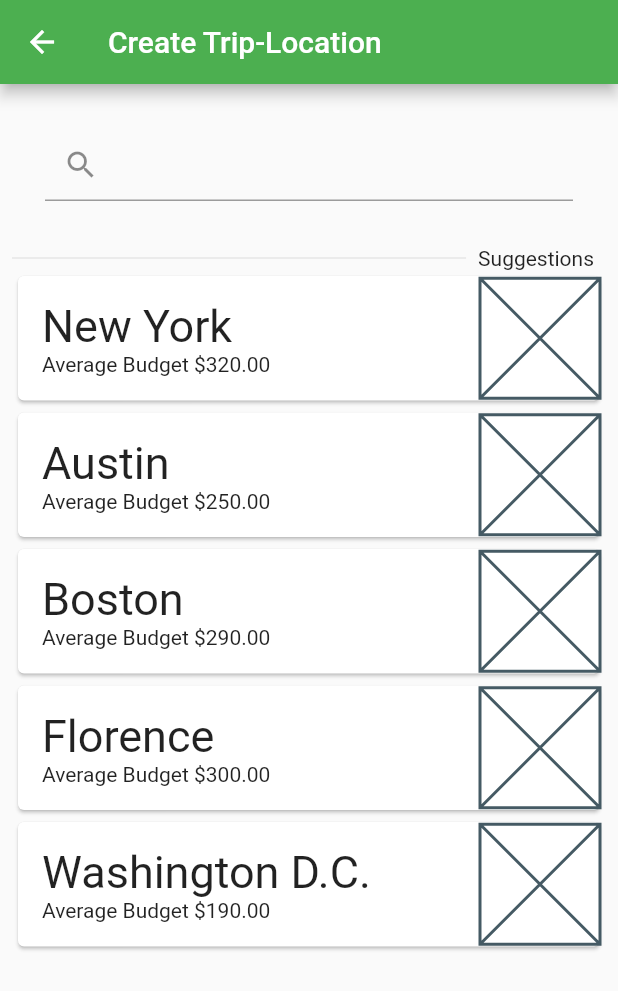
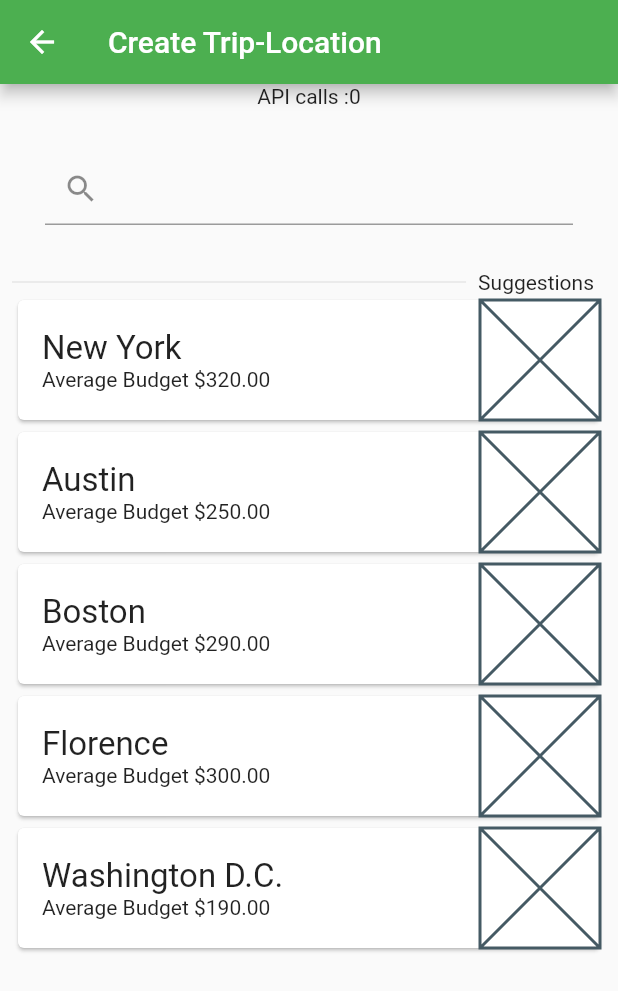
Before and after one commit to jagadeeshpodilapu/travel_budget, a Flutter app: the NewTripLocationView screen opened directly with empty values, on a phone screen of 412 x 824 dp. Shown: the top 991 px of the screen. Run offline on Flutter 3.47's test engine with Material 2 defaults, Android fonts, the phone set to English and light mode, and no system bars; drawn by our look-alikes of auto_size_text; our stand-ins replace auth_buttons, cloud_firestore, dio, firebase_auth, firebase_core, flutter_spinkit and 1 more; missing offline and left inert: date_range_picker; accounts and stored records are empty.

Commit message:
Wc search and places functionality

```diff
--- /dev/null
+++ b/lib/credentials.dart
@@ -0,0 +1 @@
+const PLACES_API_KEY = "AIzaSyB8bjzn3E9oZ2HPVZZSmGiYlVv8jY9Uazo";
--- a/lib/models/place.dart
+++ b/lib/models/place.dart
@@ -4,3 +4,6 @@ class Place {
 
   Place(this.name, this.averageBudget);
 }
+
+/*
+AIzaSyB8bjzn3E9oZ2HPVZZSmGiYlVv8jY9Uazo*/
--- a/lib/views/new_trips/location_view.dart
+++ b/lib/views/new_trips/location_view.dart
@@ -1,26 +1,96 @@
+import 'dart:async';
+
+import 'package:auto_size_text/auto_size_text.dart';
+import 'package:dio/dio.dart';
 import 'package:flutter/material.dart';
+import 'package:travel_budget/credentials.dart';
 import 'package:travel_budget/models/place.dart';
 import 'package:travel_budget/models/trip_model.dart';
 
 import 'date_view.dart';
 
-class NewTripLocationView extends StatelessWidget {
+class NewTripLocationView extends StatefulWidget {
   final Trip trip;
 
   NewTripLocationView({Key key, @required this.trip}) : super(key: key);
 
-  final List<Place> _placesList = [
+  @override
+  _NewTripLocationViewState createState() => _NewTripLocationViewState();
+}
+
+class _NewTripLocationViewState extends State<NewTripLocationView> {
+  String _heading;
+  List<Place> _placesList;
+  List<Place> _suggestionList = [
     Place("New York", 320.00),
     Place("Austin", 250.00),
     Place("Boston", 290.00),
     Place("Florence", 300.00),
     Place("Washington D.C.", 190.00),
   ];
+  int _calls = 0;
+  TextEditingController _searchController = TextEditingController();
+  Timer _throttle;
+
+  @override
+  void initState() {
+    _heading = "Suggestions";
+    _placesList = _suggestionList;
+    _searchController.addListener(() {
+      _onSearchChanged();
+    });
+    super.initState();
+  }
+
+  _onSearchChanged() {
+    if (_throttle?.isActive ?? false) _throttle.cancel();
+    _throttle = Timer(Duration(microseconds: 300), () {
+      getLocationResults(_searchController.text);
+    });
+  }
+
+  void getLocationResults(String input) async {
+    if (input.isEmpty) {
+      setState(() {
+        _heading = 'Suggestions';
+      });
+      return;
+    }
+    String baseUrl =
+        "https://maps.googleapis.com/maps/api/place/autocomplete/json";
+    String type = '(regions)';
+    //TODO Add session token
+    String request = '$baseUrl?input=$input&key=$PLACES_API_KEY&type=$type';
+    Response response = await Dio().get(request);
+    final predictions = response.data['predictions'];
+
+    List<Place> _displayResults = [];
+
+    for (var i = 0; i < predictions.length; i++) {
+      String name = predictions[i]['description'];
+      //TODO figure out the budget
+      double averageBudget = 200.0;
+      _displayResults.add(Place(name, averageBudget));
+    }
+
+    setState(() {
+      _heading = "Results";
+      _suggestionList = _displayResults;
+      _calls++;
+    });
+  }
+
+  @override
+  void dispose() {
+    _searchController.removeListener(() {
+      _onSearchChanged();
+      _searchController.dispose();
+    });
+    super.dispose();
+  }
 
   @override
   Widget build(BuildContext context) {
-    TextEditingController _titleController = TextEditingController();
-    _titleController.text = trip.title;
     return Scaffold(
       appBar: AppBar(
         title: Text("Create Trip-Location"),
@@ -28,19 +98,23 @@ class NewTripLocationView extends StatelessWidget {
       body: Center(
         child: Column(
           children: [
+            Text("API calls :$_calls"),
             Padding(
               padding: const EdgeInsets.all(30.0),
               child: TextField(
-                controller: _titleController,
+                controller: _searchController,
                 decoration: InputDecoration(
                   prefixIcon: Icon(Icons.search),
                 ),
+                /*  onChanged: (text) {
+                  getLocationResults(text);
+                },*/
               ),
             ),
             Padding(
               padding: const EdgeInsets.only(left: 8.0, right: 8.0),
               child: DividerWithText(
-                dividerText: "Suggestions",
+                dividerText: _heading,
               ),
             ),
             Expanded(
@@ -77,8 +151,11 @@ class NewTripLocationView extends StatelessWidget {
                         children: <Widget>[
                           Row(
                             children: <Widget>[
-                              Text(_placesList[index].name,
-                                  style: TextStyle(fontSize: 30.0)),
+                              Flexible(
+                                child: AutoSizeText(_placesList[index].name,
+                                    maxLines: 3,
+                                    style: TextStyle(fontSize: 22.0)),
+                              ),
                             ],
                           ),
                           Row(
@@ -102,13 +179,13 @@ class NewTripLocationView extends StatelessWidget {
                 ],
               ),
               onTap: () {
-                trip.title = _placesList[index].name;
+                widget.trip.title = _placesList[index].name;
                 // TODO maybe pass the trip average budget through here too...
                 // that would need to be added to the Trip object
                 Navigator.push(
                   context,
                   MaterialPageRoute(
-                      builder: (context) => NewTripDateView(trip: trip)),
+                      builder: (context) => NewTripDateView(trip: widget.trip)),
                 );
               },
             ),
@@ -133,9 +210,9 @@ class DividerWithText extends StatelessWidget {
       children: [
         Expanded(
             child: Padding(
-          padding: const EdgeInsets.only(right: 8.0),
-          child: Divider(),
-        )),
+              padding: const EdgeInsets.only(right: 8.0),
+              child: Divider(),
+            )),
         Text(dividerText),
         Padding(
           padding: const EdgeInsets.only(left: 8.0),
--- a/pubspec.yaml
+++ b/pubspec.yaml
@@ -36,6 +36,7 @@ dependencies:
   flutter_spinkit: ^4.1.2+1
   auth_buttons: ^0.0.6
   google_sign_in: ^4.5.9
+  dio: ^3.0.10
 
 
 dev_dependencies:
```
Also changed, not shown: lib/views/new_trips/date_view.dart (+6 -2 lines), pubspec.lock, 1 other file.
